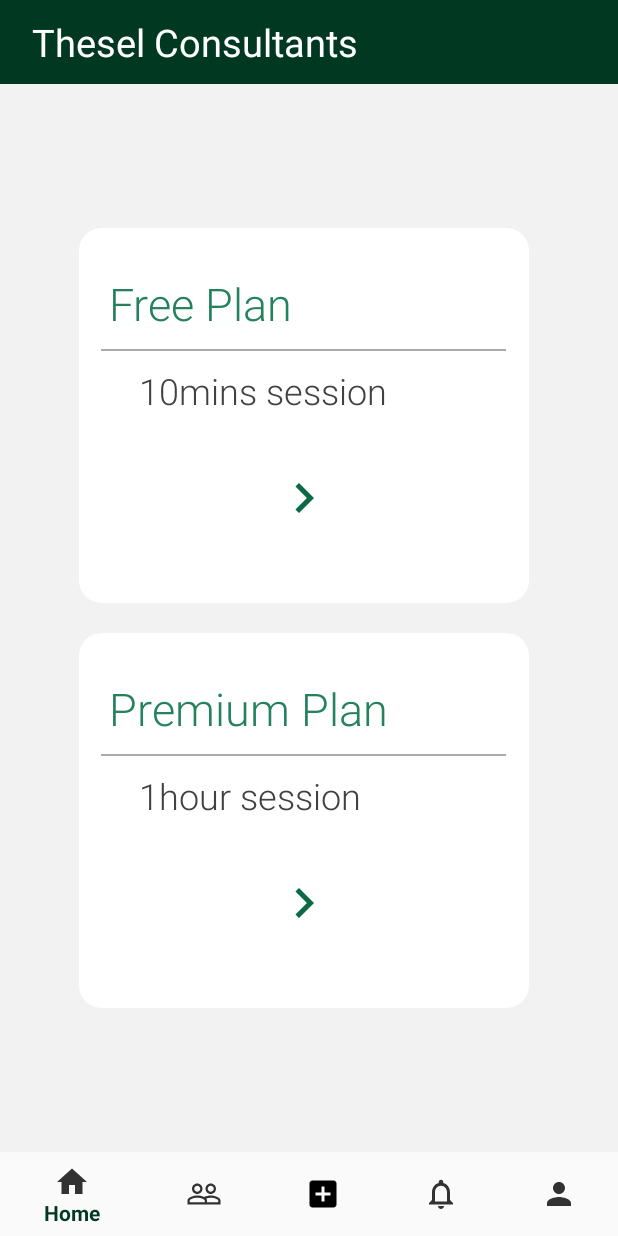
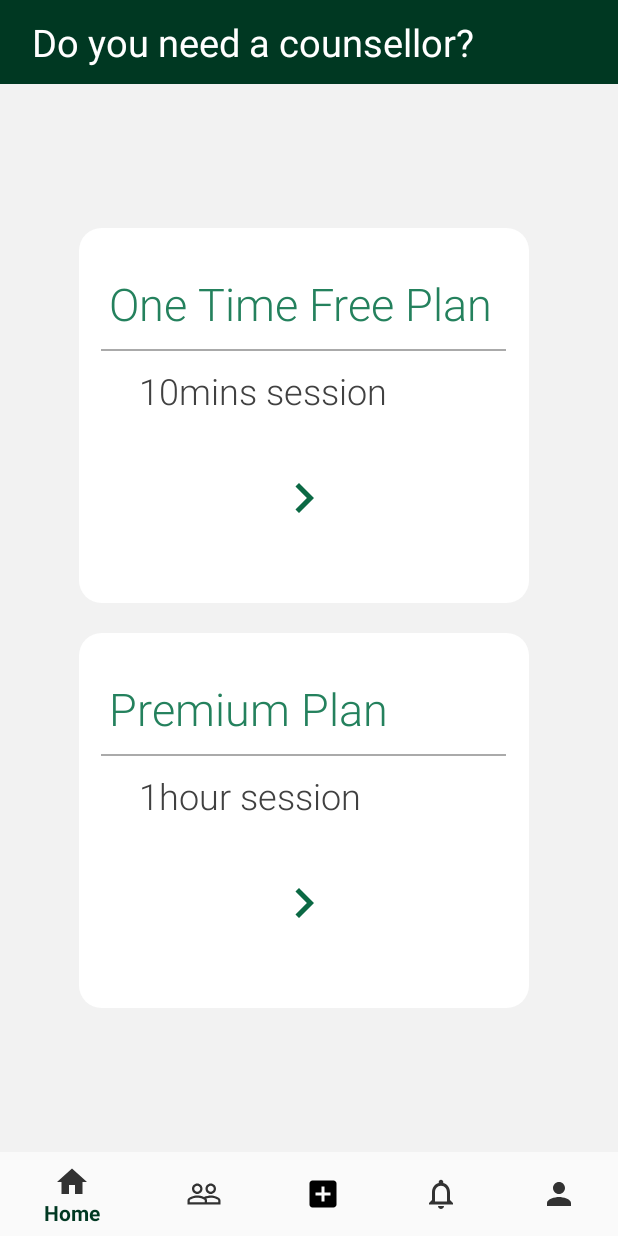
Before and after one commit to SKPnation/TheselProject, an Android app: the fragment SelectPlanFragment placed in its activity, on a phone screen of 412 x 824 dp. Run offline under Robolectric (Android 15) with nearby library versions, the phone set to English and light mode, and no system bars; our stand-ins replace AdMob, CircleImageView, Firebase (no records; nobody signed in at launch, a user with empty details on screens opened directly); libraries missing offline, so code that uses them is left out: co.paystack.android, com.nostra13.universalimageloader; 5 statements that could not run were skipped.

Commit message:
added free & premium plan features

```diff
--- a/app/src/main/AndroidManifest.xml
+++ b/app/src/main/AndroidManifest.xml
@@ -12,6 +12,7 @@
     <uses-permission android:name="android.permission.WRITE_EXTERNAL_STORAGE" />
     <uses-permission android:name="android.permission.RECEIVE_BOOT_COMPLETED" />
     <uses-permission android:name="android.permission.CALL_PHONE" />
+    <uses-permission android:name="android.permission.VIBRATE" />
 
     <application
         android:name=".Utils.App"
--- a/app/src/main/res/layout/activity_requests.xml
+++ b/app/src/main/res/layout/activity_requests.xml
@@ -86,7 +86,7 @@
                 android:layout_width="wrap_content"
                 android:layout_height="wrap_content"
                 android:layout_centerVertical="true"
-                android:text="- The moment your request is 15minutes old, do not proceed to payment on that request even if it has been accepted. Just send a new request."
+                android:text="- Do not proceed to payment on a request that is almost 15 minutes old. Just send a new request."
                 android:textColor="#B70000"/>
 
             <TextView
--- a/app/src/main/res/layout/fragment_search.xml
+++ b/app/src/main/res/layout/fragment_search.xml
@@ -28,7 +28,6 @@
                     android:layout_width="wrap_content"
                     android:layout_height="wrap_content"
                     android:layout_centerVertical="true"
-                    android:text="Thesel Consultants"
                     android:textSize="25sp"
                     android:textAppearance="@style/TextAppearance.MaterialComponents.Headline3"
                     android:textColor="#ffffff"/>
--- a/app/src/main/res/layout/fragment_select_plan.xml
+++ b/app/src/main/res/layout/fragment_select_plan.xml
@@ -28,7 +28,7 @@
                     android:layout_width="wrap_content"
                     android:layout_height="wrap_content"
                     android:layout_centerVertical="true"
-                    android:text="Thesel Consultants"
+                    android:text="Do you need a counsellor?"
                     android:textSize="25sp"
                     android:textAppearance="@style/TextAppearance.MaterialComponents.Headline3"
                     android:textColor="#ffffff"/>
@@ -39,19 +39,19 @@
 
     </com.google.android.material.appbar.AppBarLayout>
 
-    <LinearLayout
+    <ScrollView
         android:layout_below="@id/appBarLayout"
-        android:gravity="center"
         android:layout_width="match_parent"
         android:layout_height="match_parent">
 
         <LinearLayout
             android:layout_width="wrap_content"
             android:layout_height="wrap_content"
-            android:layout_centerHorizontal="true"
+            android:layout_gravity="center"
             android:orientation="vertical">
 
             <androidx.cardview.widget.CardView
+                android:id="@+id/cardViewFree"
                 android:layout_width="300dp"
                 android:layout_height="250dp"
                 android:layout_weight="1"
@@ -69,7 +69,7 @@
                         android:id="@+id/free_plan"
                         android:layout_width="wrap_content"
                         android:layout_height="wrap_content"
-                        android:text="Free Plan"
+                        android:text="One Time Free Plan"
                         android:textSize="30sp"
                         android:textColor="#24815D"
                         android:textAppearance="@style/TextAppearance.AppCompat.Display4"
@@ -112,6 +112,7 @@
             </androidx.cardview.widget.CardView>
 
             <androidx.cardview.widget.CardView
+                android:id="@+id/cardViewPremium"
                 android:layout_width="300dp"
                 android:layout_height="250dp"
                 android:layout_weight="1"
@@ -175,6 +176,6 @@
 
         </LinearLayout>
 
-    </LinearLayout>
+    </ScrollView>
 
 </RelativeLayout>
--- a/app/src/main/res/layout/fragment_users.xml
+++ b/app/src/main/res/layout/fragment_users.xml
@@ -51,7 +51,7 @@
         </com.google.android.material.appbar.AppBarLayout>
 
         <androidx.recyclerview.widget.RecyclerView
-            android:id="@+id/users_recyclerView"
+            android:id="@+id/recyclerView"
             android:layout_below="@id/appBarLayout"
             android:layout_width="match_parent"
             android:layout_height="match_parent"
--- a/app/src/main/res/values/strings.xml
+++ b/app/src/main/res/values/strings.xml
@@ -5,7 +5,7 @@
     <string name="hello_blank_fragment">Hello blank fragment</string>
     <string name="staffNameEt"><![CDATA[First & Last name]]></string>
 
-    <string name="firstRule">1. Do not proceed to payment on a request that is over 15 minutes old, even if the request has been accepted.</string>
+    <string name="firstRule">1. Do not proceed to payment on a request that is almost 15 minutes old, even if the request has been accepted.</string>
     <string name="secondRule">2. A Session lasts for 1 hour. Therefore, make sure you are in a comfortable position and ensure your PHONE BATTERY LIFE is sufficient enough for an hour session. </string>
     <string name="thirdRule">3. Make sure you have a GOOD INTERNET CONNECTION for a smooth and successful session. </string>
     <string name="fourthRule">4. Please do not request for another counsellor immediately after a session has ended. Wait for 30minutes, then, you can send a request. </string>
```
Also changed, not shown: app/build.gradle (+9 -7 lines), app/src/main/res/layout/activity_chat.xml (+27 -14 lines), app/src/main/res/layout/consultant_profile.xml (+9 -3 lines), app/src/main/res/layout/row_requests.xml (+10 -0 lines), 1 other file.
